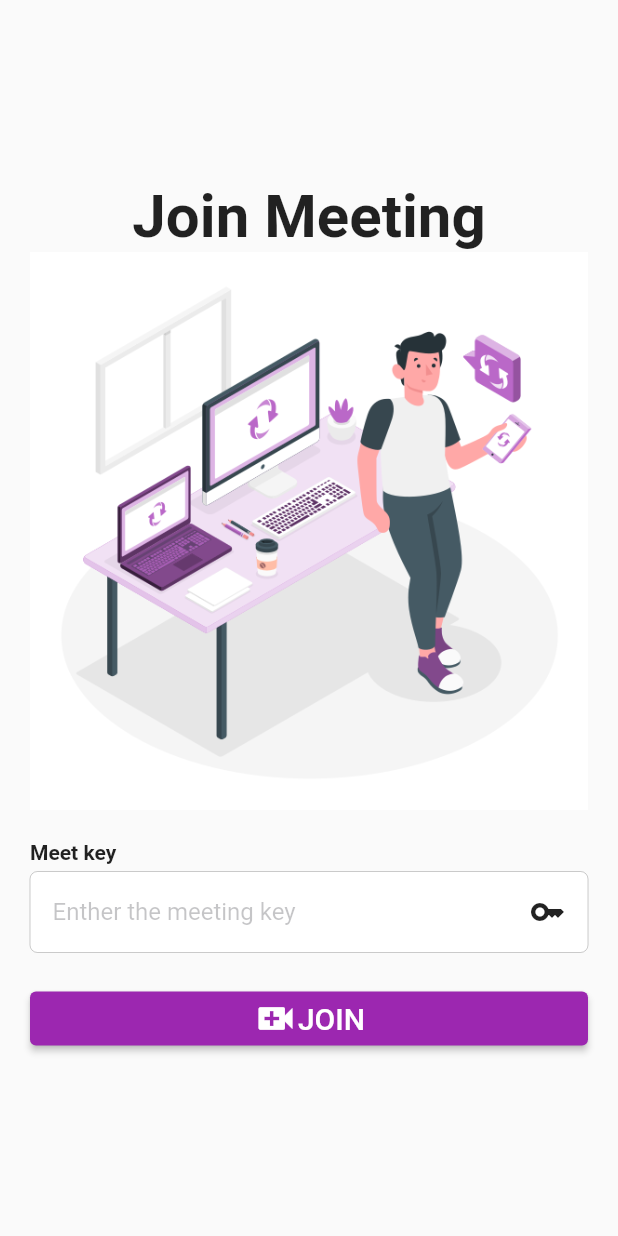
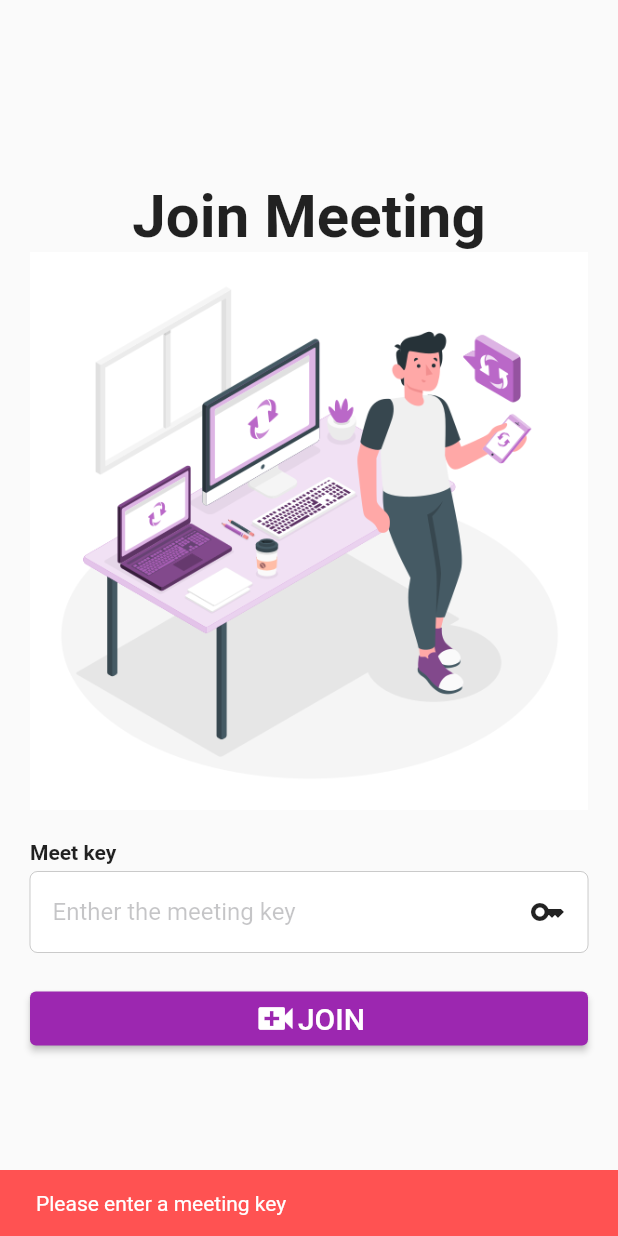
Before and after one commit to JAYAMURUGANJ/VideoCallApp, a Flutter app: the JoinMeeting widget shown alone on an empty page, opened directly, after a tap on "JOIN", on a phone screen of 412 x 824 dp. Run offline on Flutter 3.47's test engine with Material 2 defaults, Android fonts, the phone set to English and light mode, and no system bars; our stand-ins replace go_router, webview_flutter; statements that could not run were skipped.

```diff
--- a/lib/screens/join_meeting_screen.dart
+++ b/lib/screens/join_meeting_screen.dart
@@ -20,6 +20,7 @@ class _JoinMeetingState extends State<JoinMeeting> {
   @override
   Widget build(BuildContext context) {
     return Center(
+      child: SingleChildScrollView(
         child: Padding(
           padding: const EdgeInsets.all(20),
           child: Column(
@@ -63,7 +64,19 @@ class _JoinMeetingState extends State<JoinMeeting> {
               ),
               const SizedBox(height: 20),
               ElevatedButton(
-                onPressed: () => context.go('/${meetingKeyController.text}'),
+                  onPressed: () {
+                    //context.push('/${meetingKeyController.text}')
+                    if (meetingKeyController.text.isEmpty) {
+                      ScaffoldMessenger.of(context).showSnackBar(
+                        const SnackBar(
+                          backgroundColor: Colors.redAccent,
+                          content: Text("Please enter a meeting key"),
+                        ),
+                      );
+                    } else {
+                      context.push('/${meetingKeyController.text}');
+                    }
+                  },
                   child: Row(
                     mainAxisAlignment: MainAxisAlignment.center,
                     crossAxisAlignment: CrossAxisAlignment.center,
@@ -81,6 +94,7 @@ class _JoinMeetingState extends State<JoinMeeting> {
             ],
           ),
         ),
+      ),
     );
   }
 }
--- a/lib/screens/meething_webveiw.dart
+++ b/lib/screens/meething_webveiw.dart
@@ -16,6 +16,7 @@ class _MeetingWebViewState extends State<MeetingWebView> {
   void initState() {
     super.initState();
     // Enable virtual display.
+    print(widget.meetingUrl);
     if (Platform.isAndroid) WebView.platform = AndroidWebView();
   }
 
--- a/lib/screens/meeting_schedule.dart
+++ b/lib/screens/meeting_schedule.dart
@@ -45,6 +45,7 @@ class _ScheduleMeetingState extends State<ScheduleMeeting> {
   @override
   Widget build(BuildContext context) {
     return Center(
+      child: SingleChildScrollView(
         child: Padding(
           padding: const EdgeInsets.all(20),
           child: Column(
@@ -218,7 +219,7 @@ class _ScheduleMeetingState extends State<ScheduleMeeting> {
                   if (subjectController.text != "" &&
                       whatsAppNumberController.text != "" &&
                       whatsAppNumberController.text.length == 10) {
-                  String meetingLinkScheduled = fetchScheduledMeetingUrl(
+                    String MeetingKey = fetchScheduledMeetingKey(
                         subjectController.text,
                         dateController.text,
                         timeController.text,
@@ -226,7 +227,7 @@ class _ScheduleMeetingState extends State<ScheduleMeeting> {
 
                     var whatsapp = "+91${whatsAppNumberController.text}";
                     var whatsappAndroid = Uri.parse(
-                      "whatsapp://send?phone=$whatsapp&text=https://$meetingLinkScheduled");
+                        "whatsapp://send?phone=$whatsapp&text=<B>TringTring Video Calling</b><br>Use Meeting Key: $MeetingKey (or) Use Meeting URL: https://meet.jit.si/$MeetingKey");
                     if (await canLaunchUrl(whatsappAndroid)) {
                       await launchUrl(whatsappAndroid);
                     } else {
@@ -268,6 +269,7 @@ class _ScheduleMeetingState extends State<ScheduleMeeting> {
             ],
           ),
         ),
+      ),
     );
   }
 }
```
Also changed, not shown: lib/utils/meeting_handler.dart (+7 -0 lines), assets/images/icon.png, 1 other file. Lines whose indentation alone changed are shown as unchanged.
